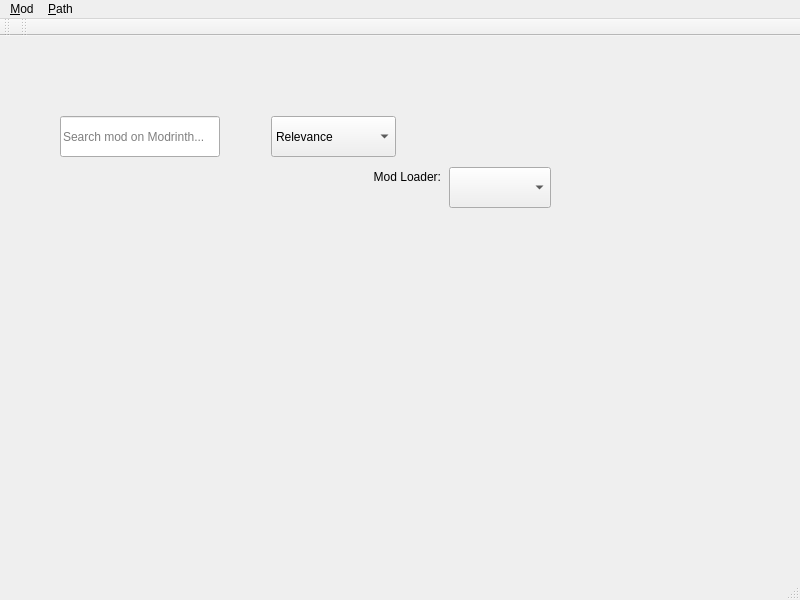
Above: src/ui/modrinth/modrinthmodbrowser.ui from kaniol-lck/modmanager before the change. Below: the same form after it.
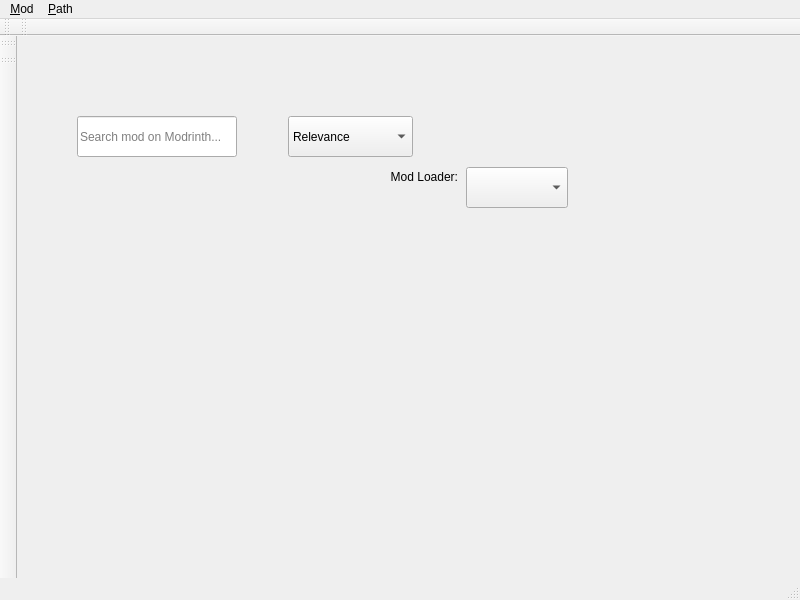
That is the form after the change. Icons and pictures are not drawn. Custom widgets are drawn as their Qt base class.

Commit message: add toolbar for modrinth version/category selection

Patch:
```diff
--- a/src/ui/modrinth/modrinthmodbrowser.ui
+++ b/src/ui/modrinth/modrinthmodbrowser.ui
@@ -181,6 +181,28 @@
     <bool>false</bool>
    </attribute>
   </widget>
+  <widget class="QToolBar" name="categoryToolBar">
+   <property name="windowTitle">
+    <string>toolBar_2</string>
+   </property>
+   <attribute name="toolBarArea">
+    <enum>LeftToolBarArea</enum>
+   </attribute>
+   <attribute name="toolBarBreak">
+    <bool>false</bool>
+   </attribute>
+  </widget>
+  <widget class="QToolBar" name="versionToolBar">
+   <property name="windowTitle">
+    <string>toolBar_2</string>
+   </property>
+   <attribute name="toolBarArea">
+    <enum>LeftToolBarArea</enum>
+   </attribute>
+   <attribute name="toolBarBreak">
+    <bool>false</bool>
+   </attribute>
+  </widget>
   <action name="actionCopy_Website_Link">
    <property name="icon">
     <iconset theme="edit-copy"/>
```
The commit also changes 10 other files.
